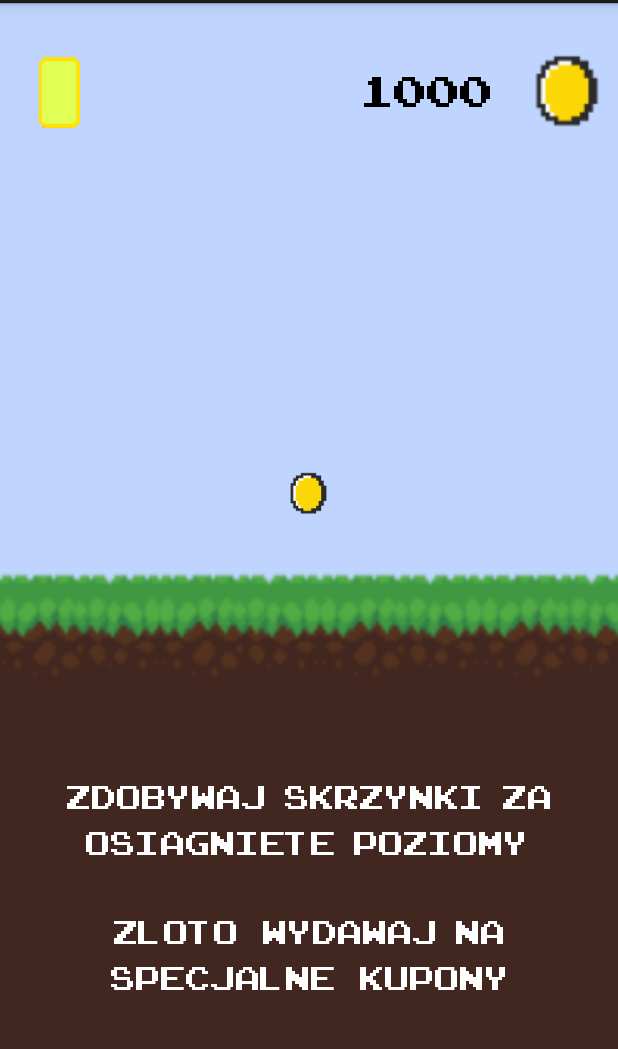
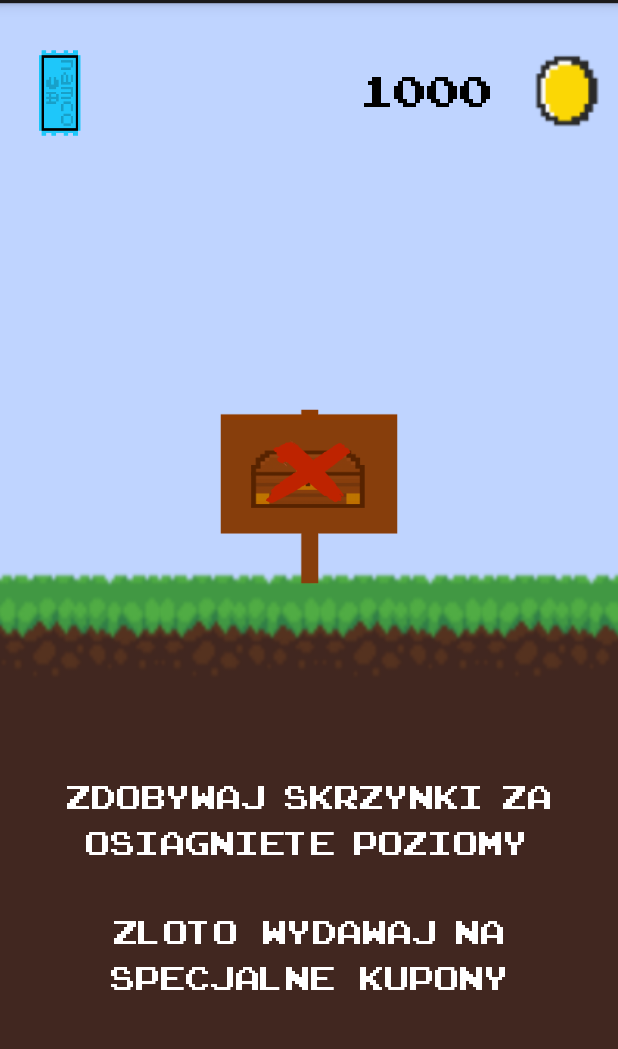
Before and after one commit to m-radzikowski/behealthy-mobile, an Android app: the fragment ShopFragment shown on its own in the app's theme, on a phone screen of 412 x 824 dp, the part 69-1118 px from its top. Run offline under Robolectric (Android 15) with nearby library versions, the phone set to English and light mode, and no system bars; our stand-ins replace EventBus; 3 statements that could not run were skipped.

Commit message:
added more character states, added better no chest image, further refactor

```diff
--- a/app/src/main/java/com/sample/behealthy/Dialogs/ShopDialog.java
+++ b/app/src/main/java/com/sample/behealthy/Dialogs/ShopDialog.java
@@ -2,6 +2,7 @@ package com.sample.behealthy.Dialogs;
 
 import android.app.Dialog;
 import android.os.Bundle;
+import android.support.annotation.NonNull;
 import android.support.v4.app.DialogFragment;
 import android.view.LayoutInflater;
 import android.view.View;
@@ -42,6 +43,7 @@ public class ShopDialog extends DialogFragment {
 		return rootView;
 	}
 
+	@NonNull
 	@Override
 	public Dialog onCreateDialog(Bundle savedInstanceState) {
 		Dialog dialog = super.onCreateDialog(savedInstanceState);
--- a/app/src/main/java/com/sample/behealthy/Fragments/ShopFragment.java
+++ b/app/src/main/java/com/sample/behealthy/Fragments/ShopFragment.java
@@ -104,9 +104,7 @@ public class ShopFragment extends Fragment {
 			countTV.setVisibility(View.VISIBLE);
 			countView.setVisibility(View.VISIBLE);
 		} else {
-			// TODO
-			// Brak skrzyń, dać ładniejszą grafikę
-			chestIV.setImageDrawable(getResources().getDrawable(R.drawable.coin));
+			chestIV.setImageDrawable(getResources().getDrawable(R.drawable.no_chest));
 			chestIV.setOnClickListener(null);
 			countTV.setVisibility(View.INVISIBLE);
 			countView.setVisibility(View.INVISIBLE);
@@ -120,9 +118,7 @@ public class ShopFragment extends Fragment {
 			chestIV.setImageDrawable(getResources().getDrawable(chestOpened ?
 				R.drawable.chest_open : R.drawable.chest_closed));
 		} else {
-			//TODO
-			// Brak skrzyń, dać ładniejszą grafikę
-			chestIV.setImageDrawable(getResources().getDrawable(R.drawable.coin));
+			chestIV.setImageDrawable(getResources().getDrawable(R.drawable.no_chest));
 			chestIV.setOnClickListener(null);
 		}
 	}
@@ -162,9 +158,6 @@ public class ShopFragment extends Fragment {
 
 		changeChestState(true);
 
-		// TODO
-		// add progressbar and add some delay to show functionality?
-
 		Call<Gold> chestOpenCall = apiInterface.getChestReward(User.Companion.getInstance(getActivity()).getId());
 		chestOpenCall.enqueue(new Callback<Gold>() {
 			@Override
--- a/app/src/main/java/com/sample/behealthy/LoginActivity.java
+++ b/app/src/main/java/com/sample/behealthy/LoginActivity.java
@@ -44,7 +44,6 @@ public class LoginActivity extends FragmentActivity {
 
 				// TODO:
 				// some basic null checks etc
-
 				login(username, password);
 			}
 		});
--- a/app/src/main/java/com/sample/behealthy/api/APIClient.java
+++ b/app/src/main/java/com/sample/behealthy/api/APIClient.java
@@ -1,5 +1,4 @@
 package com.sample.behealthy.api;
-
 
 import okhttp3.OkHttpClient;
 import okhttp3.logging.HttpLoggingInterceptor;
@@ -8,21 +7,17 @@ import retrofit2.converter.gson.GsonConverterFactory;
 
 public class APIClient {
 
-	private static Retrofit retrofit = null;
-
 	public static Retrofit getClient() {
 
 		HttpLoggingInterceptor interceptor = new HttpLoggingInterceptor();
 		interceptor.setLevel(HttpLoggingInterceptor.Level.BODY);
 		OkHttpClient client = new OkHttpClient.Builder().addInterceptor(interceptor).build();
 
-		retrofit = new Retrofit.Builder()
+		return new Retrofit.Builder()
 			.baseUrl("http://10.239.232.170")
 			.addConverterFactory(GsonConverterFactory.create())
 			.client(client)
 			.build();
-
-		return retrofit;
 	}
 
 }
--- a/app/src/main/java/com/sample/behealthy/api/APIInterface.java
+++ b/app/src/main/java/com/sample/behealthy/api/APIInterface.java
@@ -1,12 +1,9 @@
 package com.sample.behealthy.api;
-
 
 import com.sample.behealthy.models.Coupon;
 import com.sample.behealthy.models.Gold;
-import com.sample.behealthy.models.Mission;
 import com.sample.behealthy.models.Quest;
 import com.sample.behealthy.models.SyncData;
-import com.sample.behealthy.models.User;
 
 import java.util.List;
 
--- a/app/src/main/java/com/sample/behealthy/widget/MobileArrayAdapter.java
+++ b/app/src/main/java/com/sample/behealthy/widget/MobileArrayAdapter.java
@@ -1,6 +1,7 @@
 package com.sample.behealthy.widget;
 
 import android.content.Context;
+import android.support.annotation.NonNull;
 import android.view.LayoutInflater;
 import android.view.View;
 import android.view.ViewGroup;
@@ -23,6 +24,7 @@
 		this.values = values;
 	}
 
+	@NonNull
 	@Override
 	public View getView(int position, View convertView, ViewGroup parent) {
 		LayoutInflater inflater = (LayoutInflater) context
```
Also changed, not shown: app/src/main/java/com/sample/behealthy/Fragments/HeroFragment.java (+23 -2 lines), app/src/main/res/drawable-xhdpi/character_lean.png (added), app/src/main/res/drawable-xhdpi/character_semifat.png (added), app/src/main/res/drawable-xhdpi/character_strong.png (added), app/src/main/res/drawable-xhdpi/character_stronger.png (added), app/src/main/res/drawable-xhdpi/no_chest.png (added), app/src/main/res/drawable-xhdpi/ticket.png.
